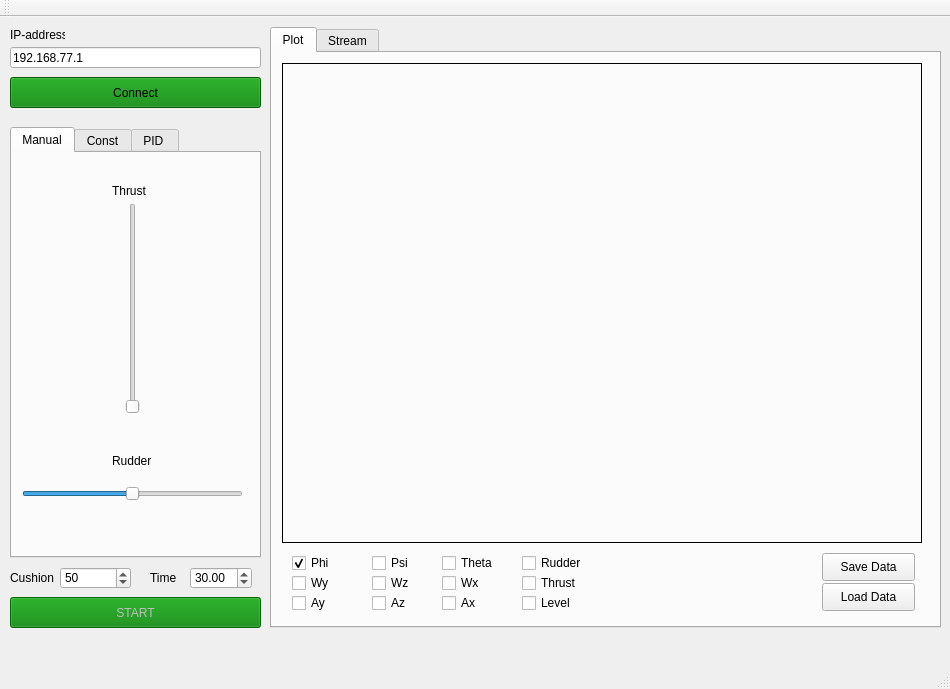
The window that mainwindow.ui (thedeepestreality/HoverKTS) describes before a commit, drawn with Qt 5.
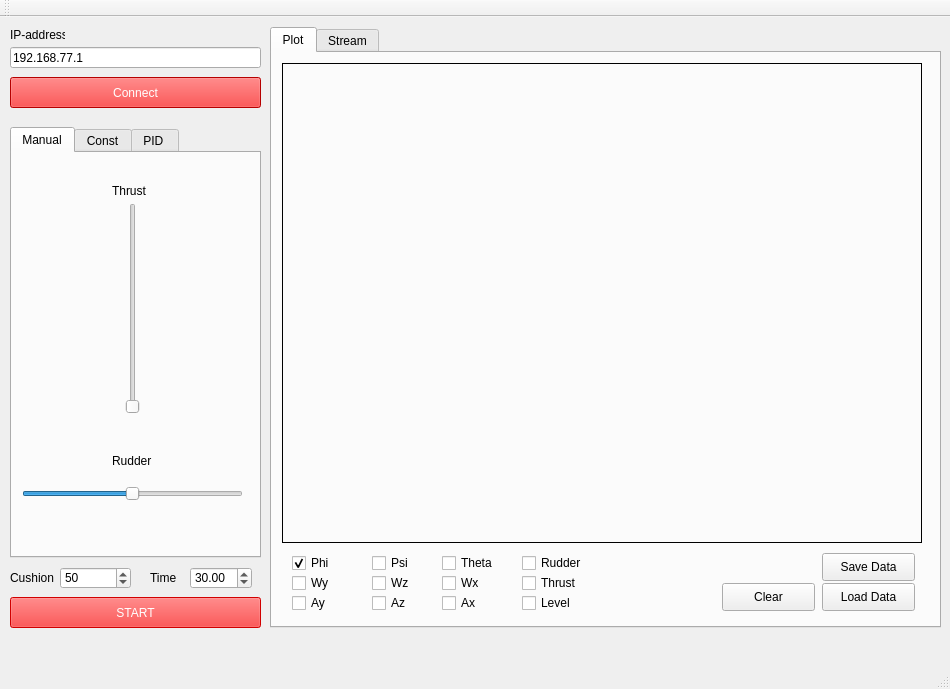
The same window after the commit. The open tabs and pages were chosen to show the change. Custom widgets are drawn as their Qt base class.

The edit to the form file:
```diff
--- a/mainwindow.ui
+++ b/mainwindow.ui
@@ -231,6 +231,19 @@
        <string>Level</string>
       </property>
      </widget>
+     <widget class="QPushButton" name="clearPlotButton">
+      <property name="geometry">
+       <rect>
+        <x>450</x>
+        <y>530</y>
+        <width>93</width>
+        <height>28</height>
+       </rect>
+      </property>
+      <property name="text">
+       <string>Clear</string>
+      </property>
+     </widget>
     </widget>
     <widget class="QWidget" name="streamTab">
      <attribute name="title">
@@ -819,7 +832,8 @@
      </rect>
     </property>
     <property name="styleSheet">
-     <string notr="true">background-color:green;</string>
+     <string notr="true">background-color:red;
+color: white;</string>
     </property>
     <property name="text">
      <string>START</string>
@@ -835,7 +849,8 @@
      </rect>
     </property>
     <property name="styleSheet">
-     <string notr="true">background-color:green;</string>
+     <string notr="true">background-color:red;
+color:white;</string>
     </property>
     <property name="text">
      <string>Connect</string>
```
Left out of the diff: 20 changed lines with no effect on the pictures.
